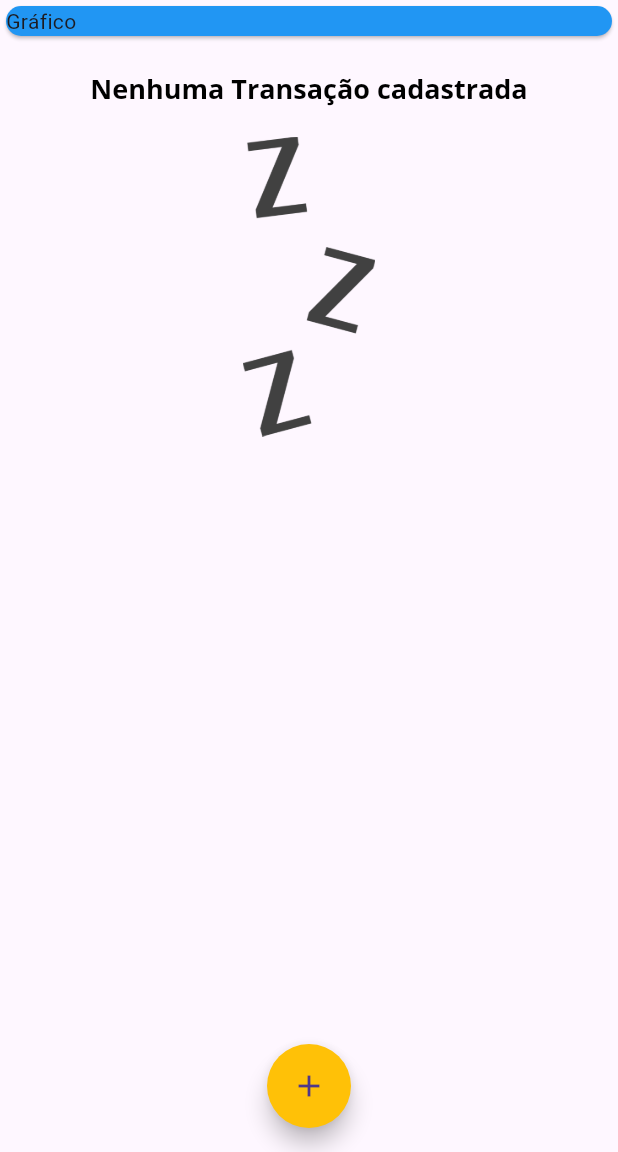
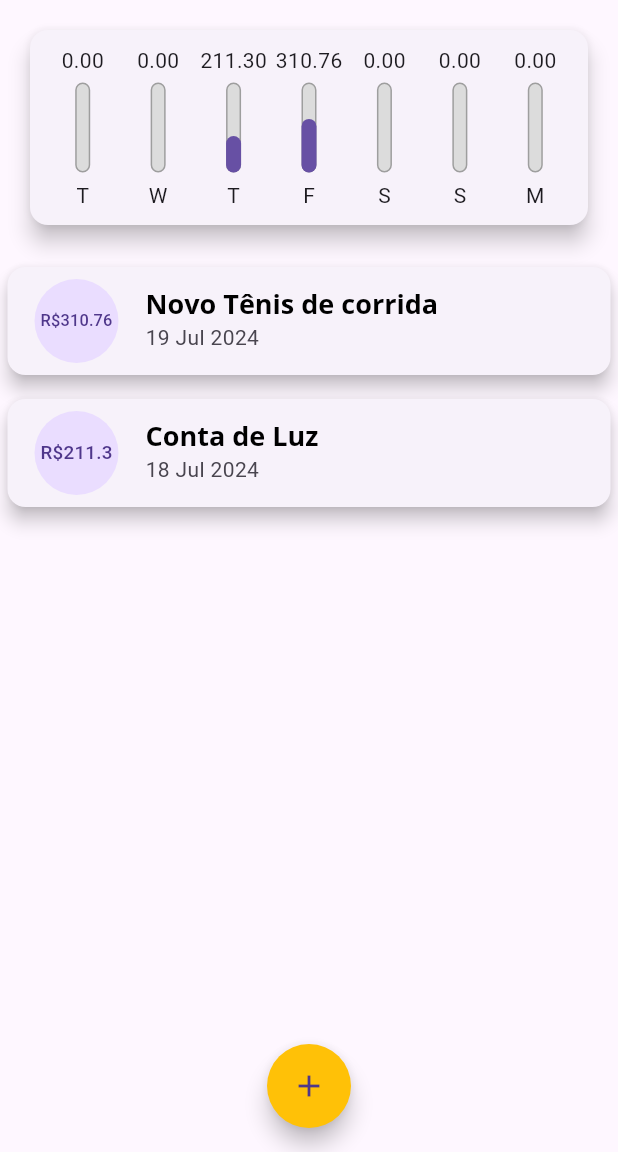
Before and after one commit to Neolivan/expenses, a Flutter app: the screen it shows after launch, on a phone screen of 412 x 824 dp, the part 84-1236 px from its top. Run offline on Flutter 3.47's test engine with Material 3 defaults, Android fonts, the phone set to English and light mode, and no system bars.

Commit message:
Chart component developed

```diff
--- a/lib/components/chart.dart
+++ b/lib/components/chart.dart
@@ -1,3 +1,4 @@
+import 'package:expenses/components/chart_bar.dart';
 import 'package:expenses/models/transaction.dart';
 import 'package:flutter/material.dart';
 import 'package:intl/intl.dart';
@@ -32,16 +33,35 @@ class Chart extends StatelessWidget {
         'day': DateFormat.E().format(weekDay)[0],
         'value': totalSum,
       };
+    }).reversed.toList();
+  }
+
+  double get _weekTotalValue {
+    return grupedTransactions.fold(0.0, (sum, tr) {
+      return sum + (tr['value'] as double);
     });
   }
 
   @override
   Widget build(BuildContext context) {
+    grupedTransactions;
     return Card(
       elevation: 6,
       margin: EdgeInsets.all(20),
-      child: Row(
-        children: [],
+      child: Padding(
+        padding: const EdgeInsets.all(10),
+        child: Row(
+          mainAxisAlignment: MainAxisAlignment.spaceAround,
+          children: grupedTransactions.map((tr) {
+            return Flexible(
+              fit: FlexFit.tight,
+              child: ChartBar(
+                  label: tr['day'].toString(),
+                  value: double.tryParse(tr['value'].toString()) ?? 0.0,
+                  percentage: (tr['value'] as double) / _weekTotalValue),
+            );
+          }).toList(),
+        ),
       ),
     );
   }
--- /dev/null
+++ b/lib/components/chart_bar.dart
@@ -0,0 +1,59 @@
+import 'package:flutter/material.dart';
+
+class ChartBar extends StatelessWidget {
+  final String label;
+  final double value;
+  final double percentage;
+
+  ChartBar({
+    required this.label,
+    required this.value,
+    required this.percentage,
+  });
+
+  @override
+  Widget build(BuildContext context) {
+    return Column(
+      children: [
+        // Text('R\$${value.toStringAsFixed(2)}'),
+        Container(
+          height: 20,
+          child: FittedBox(child: Text('${value.toStringAsFixed(2)}')),
+        ),
+        SizedBox(
+          height: 5,
+        ),
+        Container(
+          height: 60,
+          width: 10,
+          child: Stack(
+            alignment: Alignment.bottomCenter,
+            children: [
+              Container(
+                decoration: BoxDecoration(
+                    border: Border.all(
+                      color: Colors.grey,
+                      width: 1.0,
+                    ),
+                    color: Color.fromRGBO(220, 220, 220, 1),
+                    borderRadius: BorderRadius.circular(5)),
+              ),
+              FractionallySizedBox(
+                heightFactor: percentage,
+                child: Container(
+                  decoration: BoxDecoration(
+                      color: Theme.of(context).primaryColor,
+                      borderRadius: BorderRadius.circular(5)),
+                ),
+              ),
+            ],
+          ),
+        ),
+        SizedBox(
+          height: 5,
+        ),
+        Text('${label}')
+      ],
+    );
+  }
+}
--- a/lib/components/transaction_list.dart
+++ b/lib/components/transaction_list.dart
@@ -38,48 +38,23 @@ class TransactionList extends StatelessWidget {
               itemBuilder: (ctx, index) {
                 final tr = transactions[index];
                 return Card(
-                  child: Row(
-                    mainAxisAlignment: MainAxisAlignment.start,
-                    children: [
-                      Container(
-                        margin: EdgeInsets.symmetric(
-                          horizontal: 15,
-                          vertical: 10,
-                        ),
-                        decoration: BoxDecoration(
-                            border: Border.all(
-                          color: Theme.of(context).primaryColor,
-                          width: 2,
-                        )),
-                        padding: EdgeInsets.all(10),
-                        child: Text(
-                          'R\$ ${tr.value.toStringAsFixed(2)}',
-                          style: TextStyle(
-                            fontWeight: FontWeight.bold,
-                            fontSize: 20,
-                            color: Colors.purple,
-                          ),
+                  elevation: 5,
+                  margin: EdgeInsets.symmetric(vertical: 8, horizontal: 5),
+                  child: ListTile(
+                    leading: CircleAvatar(
+                      radius: 30,
+                      child: Padding(
+                        padding: const EdgeInsets.all(6.0),
+                        child: FittedBox(
+                          child: Text('R\$${tr.value}'),
                         ),
                       ),
-                      Column(
-                        crossAxisAlignment: CrossAxisAlignment.start,
-                        children: [
-                          Text(
-                            tr.title,
-                            style: TextStyle(
-                              fontSize: 16,
-                              fontWeight: FontWeight.bold,
-                            ),
-                          ),
-                          Text(
-                            DateFormat('d MMM y').format(tr.date),
-                            style: TextStyle(
-                              color: Colors.grey,
-                            ),
-                          ),
-                        ],
-                      )
-                    ],
+                    ),
+                    title: Text(
+                      tr.title,
+                      style: Theme.of(context).textTheme.titleLarge,
+                    ),
+                    subtitle: Text(DateFormat('d MMM y').format(tr.date)),
                   ),
                 );
               },
--- a/lib/main.dart
+++ b/lib/main.dart
@@ -1,5 +1,6 @@
 import 'dart:math';
 
+import 'package:expenses/components/chart.dart';
 import 'package:expenses/components/transaction_form.dart';
 import 'package:expenses/components/transaction_list.dart';
 import 'package:flutter/material.dart';
@@ -45,18 +46,24 @@ class MyHomePage extends StatefulWidget {
 
 class _MyHomePageState extends State<MyHomePage> {
   final List<Transaction> _transaction = [
-    // Transaction(
-    //     id: 't1',
-    //     title: 'Novo Tênis de corrida',
-    //     value: 310.76,
-    //     date: DateTime.now()),
-    // Transaction(
-    //   id: 't2',
-    //   title: 'Conta de Luz',
-    //   value: 211.30,
-    //   date: DateTime.now(),
-    // ),
+    Transaction(
+        id: 't1',
+        title: 'Novo Tênis de corrida',
+        value: 310.76,
+        date: DateTime.now().subtract(Duration(days: 3))),
+    Transaction(
+      id: 't2',
+      title: 'Conta de Luz',
+      value: 211.30,
+      date: DateTime.now().subtract(Duration(days: 4)),
+    ),
   ];
+
+  List<Transaction> get _recentTransactions {
+    return _transaction.where((tr) {
+      return tr.date.isAfter(DateTime.now().subtract(Duration(days: 7)));
+    }).toList();
+  }
 
   _addTransaction(String title, double value) {
     final newTransaction = Transaction(
@@ -100,12 +107,7 @@ class _MyHomePageState extends State<MyHomePage> {
         child: Column(
           crossAxisAlignment: CrossAxisAlignment.stretch,
           children: [
-            Container(
-              child: Card(
-                color: Colors.blue,
-                child: Text('Gráfico'),
-              ),
-            ),
+            Chart(recentTransactions: _recentTransactions),
             TransactionList(transactions: _transaction),
           ],
         ),
```
